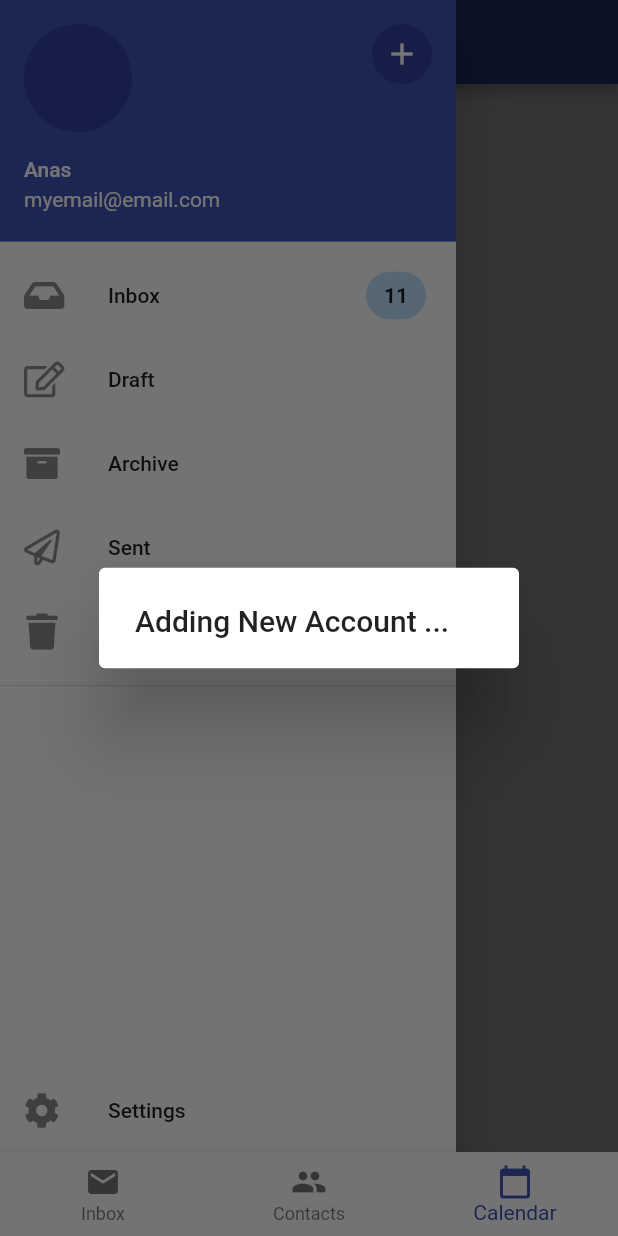
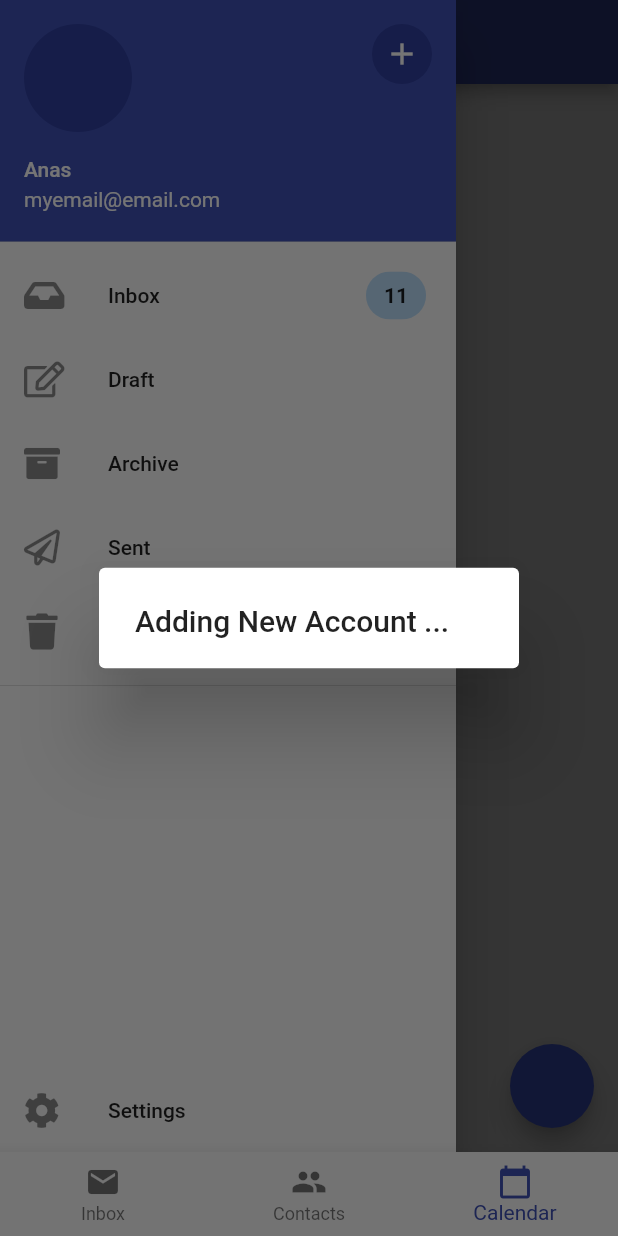
Before and after one commit to anasoasis41/flutter_email_client_app, a Flutter app: the screen it shows after launch, item 3 of the bottom bar chosen, in the side drawer, after a tap on the "add" icon, on a phone screen of 412 x 824 dp. Run offline on Flutter 3.47's test engine with Material 2 defaults, Android fonts, the phone set to English and light mode, and no system bars; our stand-ins replace flutter_slidable, font_awesome_flutter, rxdart; generated files the repository leaves out were written again; network calls fail.

Commit message:
Mutable Inherited Widget in UglyProvider class

```diff
--- a/lib/CalendarScreen.dart
+++ b/lib/CalendarScreen.dart
@@ -1,6 +1,7 @@
 import 'package:flutter/material.dart';
 import 'package:flutter_email_client_app/AppDrawer.dart';
-
+import 'package:flutter_email_client_app/Counter.dart';
+import 'package:flutter_email_client_app/FabButton.dart';
 
 
 class CalendarScreen extends StatelessWidget {
@@ -11,9 +12,8 @@ class CalendarScreen extends StatelessWidget {
         title: Text("Calendar"),
       ),
       drawer: AppDrawer(),
-      body: Center(
-        child: Text("Calendar"),
-      ),
+      body: Counter(),
+      floatingActionButton: FabButton(),
     );
   }
 }
--- /dev/null
+++ b/lib/Counter.dart
@@ -0,0 +1,15 @@
+import 'package:flutter/material.dart';
+import 'package:flutter_email_client_app/UglyProvider.dart';
+
+class Counter extends StatelessWidget {
+
+  @override
+  Widget build(BuildContext context) {
+    var state = UglyProvider.of(context, subscribe: true);
+    var counter = state.counter;
+
+    return Center(
+      child: Text("Calendar: $counter"),
+    );
+  }
+}
--- /dev/null
+++ b/lib/FabButton.dart
@@ -0,0 +1,16 @@
+import 'package:flutter/material.dart';
+import 'package:flutter_email_client_app/UglyProvider.dart';
+
+
+
+class FabButton extends StatelessWidget {
+
+  @override
+  Widget build(BuildContext context) {
+    var state = UglyProvider.of(context);
+
+    return FloatingActionButton(
+      onPressed: state.increment,
+    );
+  }
+}
--- /dev/null
+++ b/lib/UglyProvider.dart
@@ -0,0 +1,52 @@
+import 'package:flutter/material.dart';
+
+
+
+class UglyProvider extends StatefulWidget {
+  final Widget child;
+
+  const UglyProvider({Key key, this.child}) : super(key: key);
+
+  @override
+  _UglyProviderState createState() => _UglyProviderState();
+
+  static _UglyProviderState of(BuildContext context, {bool subscribe = true}) {
+    return subscribe
+        ? (context.inheritFromWidgetOfExactType(_UglyProvider) as _UglyProvider).data
+        : (context.ancestorInheritedElementForWidgetOfExactType(_UglyProvider).widget as _UglyProvider).data;
+  }
+}
+
+class _UglyProviderState extends State<UglyProvider> {
+  int counter;
+
+  @override
+  void initState() {
+    counter = 1;
+    super.initState();
+  }
+
+  void increment() {
+    setState(() {
+      counter++;
+    });
+  }
+
+  @override
+  Widget build(BuildContext context) {
+    return _UglyProvider(data: this, child: widget.child);
+  }
+}
+
+class _UglyProvider extends InheritedWidget {
+  final _UglyProviderState data;
+
+  _UglyProvider({Key key, this.data, Widget child})
+      : super(key: key, child: child);
+
+  @override
+  bool updateShouldNotify(InheritedWidget oldWidget) {
+    return true;
+  }
+
+}
--- a/lib/main.dart
+++ b/lib/main.dart
@@ -1,5 +1,6 @@
 import 'package:flutter/material.dart';
 import 'package:flutter_email_client_app/App.dart';
+import 'package:flutter_email_client_app/UglyProvider.dart';
 import 'package:flutter_email_client_app/manager/ContactManager.dart';
 import 'package:flutter_email_client_app/Provider.dart';
 
@@ -15,7 +16,7 @@ class EmailApp extends StatelessWidget {
         theme: ThemeData(
           primarySwatch: Colors.indigo, accentColor: Colors.indigoAccent
         ),
-        home: App(),
+        home: UglyProvider(child: App()),
       ),
     );
   }
```
